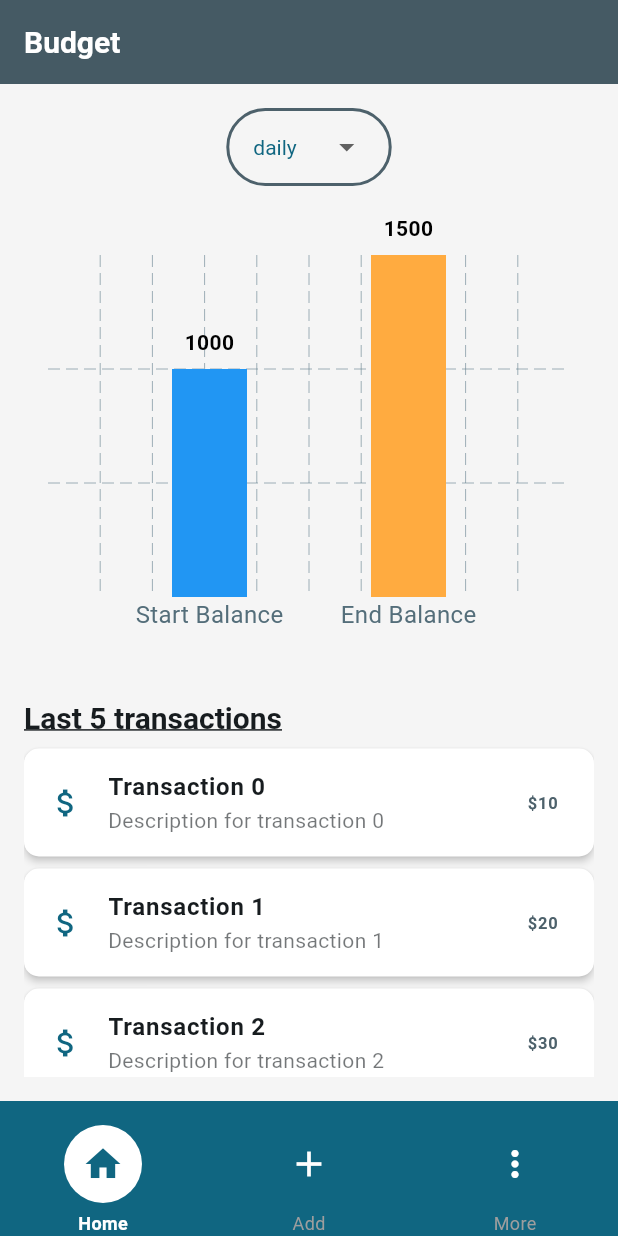
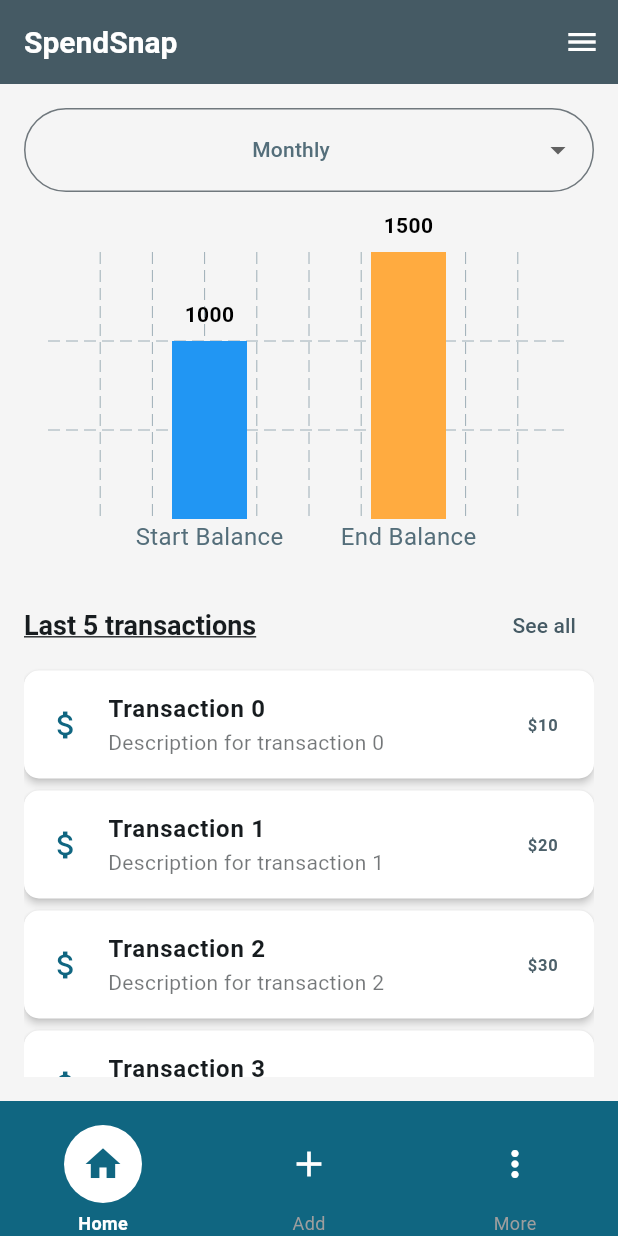
Before and after one commit to singhamjesh/spend_snap, a Flutter app: the screen it shows after launch, on a phone screen of 412 x 824 dp. Run offline on Flutter 3.47's test engine with Material 3 defaults, Android fonts, the light colour scheme and no system bars; drawn by our look-alikes of fl_chart; our stand-ins replace flutter_form_builder.

Commit message:
add router for app

```diff
--- /dev/null
+++ b/lib/app_routers.dart
@@ -0,0 +1,16 @@
+import 'package:flutter/material.dart';
+import 'package:spend_snap/layouts/mobile.dart';
+import 'package:spend_snap/screens/home/index.dart';
+import 'package:spend_snap/screens/transactions/index.dart';
+
+class AppRoutes {
+  static const String home = '/';
+  static const String transactions = '/transactions';
+  static const String contact = '/transactions';
+
+  static Map<String, WidgetBuilder> routes = {
+    home: (context) => MobileLayout(title: 'SpendSnap', child: HomeScreen()),
+    transactions: (context) =>
+        MobileLayout(title: 'SpendSnap', child: TransactionScreen()),
+  };
+}
--- a/lib/layouts/mobile.dart
+++ b/lib/layouts/mobile.dart
@@ -1,44 +1,75 @@
 import 'package:flutter/material.dart';
-import 'package:spend_snap/screens/home/index.dart';
+import 'package:spend_snap/app_routers.dart';
 import 'package:spend_snap/widgets/navigation_bar.dart';
 
-class MobileLayout extends StatefulWidget {
-  const MobileLayout({super.key, required this.title});
+class MobileLayout extends StatelessWidget {
+  final String title;
+  final Widget child;
 
-  final String title;
-
-  @override
-  State<MobileLayout> createState() => _MobileLayoutState();
-}
-
-class _MobileLayoutState extends State<MobileLayout> {
-  int _selectedIndex = 0;
-
-  static const List<Widget> _widgetOptions = <Widget>[
-    HomeScreen(),
-    Text('Add Screen'),
-    Text('More Screen'),
-  ];
-
-  void _onItemTapped(int index) {
-    setState(() {
-      _selectedIndex = index;
-    });
-  }
+  const MobileLayout({
+    super.key,
+    required this.title,
+    required this.child,
+  });
 
   @override
   Widget build(BuildContext context) {
+    bool isHome = ModalRoute.of(context)?.settings.name == AppRoutes.home;
+
     return Scaffold(
       appBar: AppBar(
-        title: Text(widget.title),
+        title: Text(title),
+        automaticallyImplyLeading: !isHome,
       ),
-      body: Center(
-        child: _widgetOptions.elementAt(_selectedIndex),
+      endDrawer: Drawer(
+        child: ListView(
+          padding: EdgeInsets.zero,
+          children: <Widget>[
+            DrawerHeader(
+              decoration: BoxDecoration(
+                color: Theme.of(context).colorScheme.primary,
+              ),
+              child: const Text(
+                'Side Menu',
+                style: TextStyle(
+                  color: Colors.white,
+                  fontSize: 24,
+                ),
+              ),
+            ),
+            ListTile(
+              leading: const Icon(Icons.home),
+              title: const Text('Home'),
+              onTap: () {
+                Navigator.pop(context); // Close the drawer
+                Navigator.pushNamed(context, '/');
+              },
+            ),
+            ListTile(
+              leading: const Icon(Icons.settings),
+              title: const Text('Settings'),
+              onTap: () {
+                Navigator.pop(context); // Close the drawer
+                ScaffoldMessenger.of(context).showSnackBar(
+                  const SnackBar(content: Text('Settings tapped')),
+                );
+              },
+            ),
+            ListTile(
+              leading: const Icon(Icons.logout),
+              title: const Text('Logout'),
+              onTap: () {
+                Navigator.pop(context); // Close the drawer
+                ScaffoldMessenger.of(context).showSnackBar(
+                  const SnackBar(content: Text('Logged out')),
+                );
+              },
+            ),
+          ],
+        ),
       ),
-      bottomNavigationBar: BottomNavigation(
-        onMenuTapped: _onItemTapped,
-        selectedIndex: _selectedIndex,
-      ),
+      body: child,
+      bottomNavigationBar: BottomNavigation(),
     );
   }
 }
--- a/lib/main.dart
+++ b/lib/main.dart
@@ -1,7 +1,7 @@
 import 'package:flutter/material.dart';
+import 'package:spend_snap/app_routers.dart';
 import 'package:spend_snap/config/constants.dart';
 import 'package:spend_snap/config/theme.dart';
-import 'package:spend_snap/layouts/mobile.dart';
 
 void main() {
   runApp(const SpendSnap());
@@ -19,8 +19,9 @@
       darkTheme: AppTheme.darkTheme,
       // themeMode: ThemeMode.dark,
       themeMode: AppTheme.systemTheme,
-      debugShowCheckedModeBanner: false,
-      home: const MobileLayout(title: Constants.appTitle),
+      debugShowCheckedModeBanner: true,
+      initialRoute: AppRoutes.home,
+      routes: AppRoutes.routes,
     );
   }
 }
--- a/lib/screens/home/index.dart
+++ b/lib/screens/home/index.dart
@@ -1,5 +1,6 @@
 import 'package:flutter/material.dart';
 import 'package:spend_snap/widgets/bar_chart.dart';
+import 'package:spend_snap/widgets/form_elements/dropdown.dart';
 import 'package:spend_snap/widgets/list.dart';
 
 class HomeScreen extends StatefulWidget {
@@ -10,8 +11,6 @@ class HomeScreen extends StatefulWidget {
 }
 
 class _HomeScreenState extends State<HomeScreen> {
-  String _selectedValue = 'daily';
-
   @override
   Widget build(BuildContext context) {
     return Padding(
@@ -22,54 +21,44 @@ class _HomeScreenState extends State<HomeScreen> {
         children: [
           Align(
             alignment: Alignment.topCenter,
-            child: Container(
-              padding: const EdgeInsets.symmetric(vertical: 0, horizontal: 16),
-              decoration: BoxDecoration(
-                border: Border.all(
-                  color: Theme.of(context).colorScheme.secondary,
-                  width: 2,
-                ),
-                borderRadius: BorderRadius.circular(50),
-              ),
-              child: DropdownButtonHideUnderline(
-                child: DropdownButton<String>(
-                  value: _selectedValue,
-                  onChanged: (String? newValue) {
-                    setState(() {
-                      _selectedValue = newValue!;
-                    });
-                  },
-                  items: <String>['daily', 'monthly', 'yearly']
-                      .map<DropdownMenuItem<String>>((String value) {
-                    return DropdownMenuItem<String>(
-                      value: value,
-                      child: Text(value),
-                    );
-                  }).toList(),
-                  style: TextStyle(
-                    color: Theme.of(context).colorScheme.primary,
-                    backgroundColor: Colors.transparent,
-                  ),
-                ),
-              ),
+            child: Dropdown(
+              name: 'view',
+              initialValue: 'monthly',
+              items: [
+                DropdownItem(label: 'Daily', value: 'daily'),
+                DropdownItem(label: 'Monthly', value: 'monthly'),
+                DropdownItem(label: 'Yearly', value: 'yearly')
+              ],
             ),
           ),
           SizedBox(height: 30),
           Padding(
-            padding: const EdgeInsets.all(16.0),
+            padding: const EdgeInsets.fromLTRB(16, 10, 16, 5),
             child: SizedBox(
-              height: 250,
+              height: 200,
               child: CustomBarChart(),
             ),
           ),
-          SizedBox(height: 30),
-          Text(
-            'Last 5 transactions',
-            style: Theme.of(context).textTheme.titleLarge?.copyWith(
-                  decoration: TextDecoration.underline,
-                ),
+          SizedBox(height: 20),
+          Row(
+            mainAxisAlignment: MainAxisAlignment.spaceBetween,
+            children: [
+              Text(
+                'Last 5 transactions',
+                style: Theme.of(context).textTheme.titleLarge?.copyWith(
+                      decoration: TextDecoration.underline,
+                      fontSize: 18,
+                    ),
+              ),
+              TextButton(
+                onPressed: () {
+                  Navigator.pushNamed(context, '/transactions');
+                },
+                child: Text('See all'),
+              )
+            ],
           ),
-          SizedBox(height: 4),
+          SizedBox(height: 2),
           Expanded(
             child: CustomList(),
           ),
--- /dev/null
+++ b/lib/widgets/form_elements/dropdown.dart
@@ -0,0 +1,55 @@
+import 'package:flutter/material.dart';
+import 'package:flutter_form_builder/flutter_form_builder.dart';
+
+class DropdownItem {
+  final String label;
+  final dynamic value;
+
+  DropdownItem({required this.label, required this.value});
+}
+
+class Dropdown extends StatefulWidget {
+  const Dropdown({
+    super.key,
+    required this.name,
+    required this.items,
+    this.labelText,
+    this.hintText,
+    this.initialValue,
+  });
+
+  final String name;
+  final String? labelText;
+  final String? hintText;
+  final List<DropdownItem> items;
+  final dynamic initialValue;
+
+  @override
+  State<Dropdown> createState() => _DropdownState();
+}
+
+class _DropdownState extends State<Dropdown> {
+  @override
+  Widget build(BuildContext context) {
+    return FormBuilderDropdown<String>(
+      name: widget.name,
+      initialValue: widget.initialValue,
+      decoration: InputDecoration(
+        labelText: widget.labelText,
+        hintText: widget.hintText,
+        border: OutlineInputBorder(
+          borderRadius: BorderRadius.all(Radius.circular(30.0)),
+        ),
+      ),
+      items: widget.items
+          .map(
+            (item) => DropdownMenuItem<String>(
+              alignment: AlignmentDirectional.center,
+              value: item.value,
+              child: Text(item.label),
+            ),
+          )
+          .toList(),
+    );
+  }
+}
--- a/pubspec.yaml
+++ b/pubspec.yaml
@@ -35,6 +35,7 @@ dependencies:
   # Use with the CupertinoIcons class for iOS style icons.
   cupertino_icons: ^1.0.8
   fl_chart: ^0.70.2
+  flutter_form_builder: ^9.7.0
 
 dev_dependencies:
   flutter_test:
```
Also changed, not shown: lib/screens/transactions/index.dart (added, +27 -0 lines), lib/widgets/navigation_bar.dart (+145 -10 lines), pubspec.lock.
